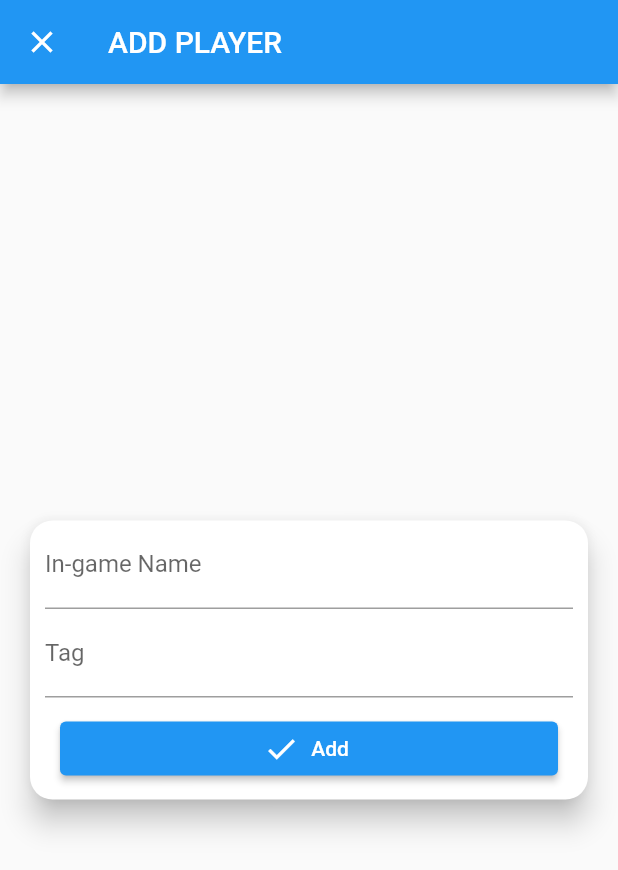
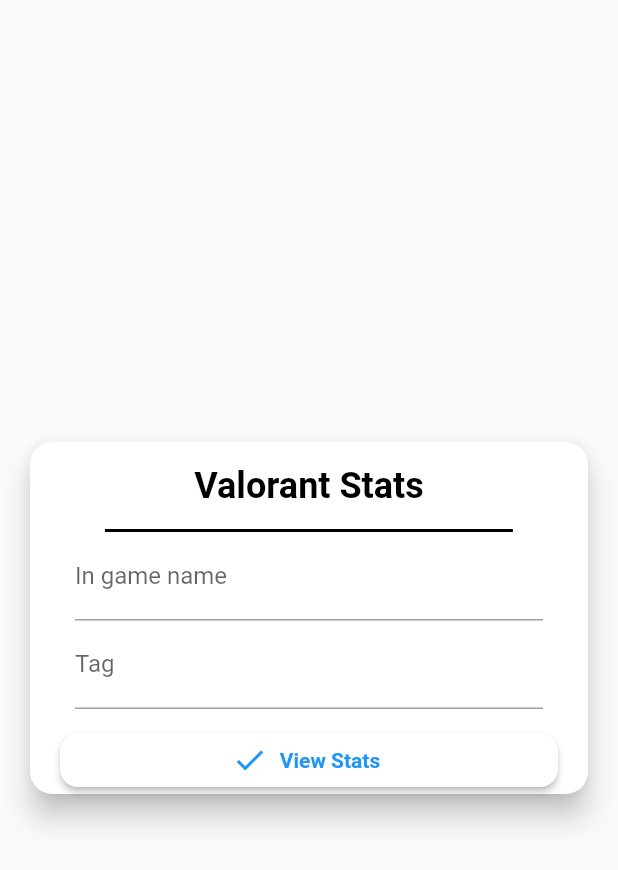
Before and after one commit to ArunPrakashG/valorant_stats, a Flutter app: the screen it shows after launch, on a phone screen of 412 x 824 dp. Shown: the top 870 px of the screen. Run offline on Flutter 3.47's test engine with Material 2 defaults, Android fonts, the phone set to English and light mode, and no system bars; our stand-ins replace fl_chart, fluttertoast, google_fonts, percent_indicator, shared_preferences; Roboto replaces fonts that are missing (Ubuntu).

Commit message:
Ui fixes

```diff
--- a/lib/pages/add_user_page/add_user_page.dart
+++ b/lib/pages/add_user_page/add_user_page.dart
@@ -1,35 +1,68 @@
 import 'package:flutter/material.dart';
+import 'package:fluttertoast/fluttertoast.dart';
+import 'package:google_fonts/google_fonts.dart';
 import 'package:shared_preferences/shared_preferences.dart';
 
 import '../../helpers.dart';
+import '../home_page/user_page.dart';
 
-class AddUserPage extends StatelessWidget {
-  const AddUserPage({Key? key}) : super(key: key);
+class AddUserPage extends StatefulWidget {
+  AddUserPage({Key? key}) : super(key: key);
+
+  @override
+  _AddUserPageState createState() => _AddUserPageState();
+}
+
+class _AddUserPageState extends State<AddUserPage> {
+  late TextEditingController userNameController;
+  late TextEditingController tagController;
+
+  @override
+  void initState() {
+    super.initState();
+    userNameController = TextEditingController();
+    tagController = TextEditingController();
+  }
 
   Future<void> _onAddPressed(BuildContext context, String? userName, String? tag) async {
     if (isNullOrEmpty(userName) || isNullOrEmpty(tag)) {
+      await Fluttertoast.showToast(
+        msg: 'Either IGN or tag is empty.',
+        toastLength: Toast.LENGTH_LONG,
+        gravity: ToastGravity.CENTER,
+        timeInSecForIosWeb: 1,
+        backgroundColor: Colors.red,
+        textColor: Colors.white,
+        fontSize: 16,
+      );
       return;
     }
 
-    SharedPreferences prefs = await SharedPreferences.getInstance();
+    final prefs = await SharedPreferences.getInstance();
+    userName = userName?.trim();
+    tag = tag?.trim();
+
     if (await prefs.setString('user_info', '$userName#$tag')) {
-      return Navigator.of(context).pop<void>();
+      await Fluttertoast.showToast(
+        msg: 'Your username is saved in your device. You dont need to type it again.',
+        toastLength: Toast.LENGTH_SHORT,
+        gravity: ToastGravity.CENTER,
+        timeInSecForIosWeb: 1,
+        backgroundColor: Colors.red,
+        textColor: Colors.white,
+        fontSize: 16,
+      );
+
+      await Navigator.of(context).pushReplacement(MaterialPageRoute(builder: (context) => UserPage()));
     }
   }
 
   @override
   Widget build(BuildContext context) {
-    TextEditingController userNameController = TextEditingController();
-    TextEditingController tagController = TextEditingController();
-
     return Scaffold(
-      appBar: AppBar(
-        title: Text('ADD PLAYER'),
-      ),
-      body: Column(
-        mainAxisAlignment: MainAxisAlignment.center,
-        children: [
-          Container(
+      body: Center(
+        child: Container(
+          height: MediaQuery.of(context).size.height / 3,
           alignment: Alignment.center,
           padding: EdgeInsets.all(10),
           child: Card(
@@ -41,20 +74,46 @@ class AddUserPage extends StatelessWidget {
             child: Column(
               crossAxisAlignment: CrossAxisAlignment.stretch,
               children: [
-                  Padding(
-                    padding: EdgeInsets.symmetric(horizontal: 10),
+                Container(
+                  padding: EdgeInsets.all(15),
+                  alignment: Alignment.center,
+                  child: Text(
+                    'Valorant Stats',
+                    style: GoogleFonts.ubuntu(
+                      fontSize: 24,
+                      color: Colors.black,
+                      fontWeight: FontWeight.bold,
+                    ),
+                  ),
+                ),
+                Container(
+                  height: 2,
+                  color: Colors.black,
+                  alignment: Alignment.center,
+                  margin: EdgeInsets.symmetric(horizontal: 50),
+                ),
+                Container(
+                  padding: EdgeInsets.symmetric(horizontal: 20),
+                  margin: EdgeInsets.symmetric(horizontal: 10),
                   child: TextField(
                     controller: userNameController,
                     keyboardType: TextInputType.text,
-                      decoration: InputDecoration(labelText: 'In-game Name'),
+                    decoration: InputDecoration(
+                      hintText: 'Roti',
+                      labelText: 'In game name',
                     ),
                   ),
-                  Padding(
-                    padding: EdgeInsets.symmetric(horizontal: 10),
+                ),
+                Container(
+                  padding: EdgeInsets.symmetric(horizontal: 20),
+                  margin: EdgeInsets.symmetric(horizontal: 10),
                   child: TextField(
                     controller: tagController,
                     keyboardType: TextInputType.text,
-                      decoration: InputDecoration(labelText: 'Tag'),
+                    decoration: InputDecoration(
+                      labelText: 'Tag',
+                      hintText: 'man',
+                    ),
                   ),
                 ),
                 Container(
@@ -63,14 +122,28 @@ class AddUserPage extends StatelessWidget {
                   child: ElevatedButton.icon(
                     onPressed: () async => _onAddPressed(context, userNameController.text, tagController.text),
                     icon: Icon(Icons.done),
-                      label: Text('Add'),
+                    clipBehavior: Clip.antiAliasWithSaveLayer,
+                    style: ButtonStyle(
+                      foregroundColor: MaterialStateProperty.all<Color>(Colors.blue),
+                      backgroundColor: MaterialStateProperty.all<Color>(Colors.white),
+                      shape: MaterialStateProperty.all<RoundedRectangleBorder>(
+                        RoundedRectangleBorder(
+                          borderRadius: BorderRadius.circular(12),
+                        ),
+                      ),
+                    ),
+                    label: Text(
+                      'View Stats',
+                      style: GoogleFonts.ubuntu(
+                        fontWeight: FontWeight.bold,
+                      ),
+                    ),
                   ),
                 ),
               ],
             ),
           ),
         ),
-        ],
       ),
     );
   }
--- a/packages/valorant_api/lib/valorant_client.dart
+++ b/packages/valorant_api/lib/valorant_client.dart
@@ -14,7 +14,7 @@ class ValorantClient {
   final String name;
   final String tag;
 
-  Endpoints? _endpoints;
+  late Endpoints _endpoints;
   User? user;
   DateTime? _lastRequestTime;
   int? _requestCount;
@@ -23,7 +23,7 @@ class ValorantClient {
 
   bool get _isRateLimited => _lastRequestTime != null && DateTime.now().difference(_lastRequestTime!).inSeconds >= 140;
 
-  bool get _hasInitProperly => _endpoints != null && !isNullOrEmpty(name) && !isNullOrEmpty(tag) && user != null && user!.isValid;
+  bool get _hasInitProperly => !isNullOrEmpty(name) && !isNullOrEmpty(tag) && user != null && user!.isValid;
 
   ValorantClient(this.name, this.tag) {
     _endpoints = Endpoints(name, tag);
@@ -43,10 +43,11 @@ class ValorantClient {
     }
 
     if (_hasInitProperly) {
+      print('Already initiated.');
       return true;
     }
 
-    final requestUrl = _endpoints?.accountEndpoint();
+    final requestUrl = _endpoints.accountEndpoint();
 
     if (requestUrl == null) {
       return false;
@@ -54,7 +55,7 @@ class ValorantClient {
 
     final response = await httpClient.get(requestUrl);
 
-    print('requesting user data');
+    print('Requesting user data');
 
     if (response.statusCode != 200) {
       return false;
@@ -82,7 +83,7 @@ class ValorantClient {
       return null;
     }
 
-    final requestUri = _endpoints!.mmrHistoryByPuuidEndpoint(user?.puuid, user?.region.regionName);
+    final requestUri = _endpoints.mmrHistoryByPuuidEndpoint(user?.puuid, user?.region.regionName);
 
     if (requestUri == null) {
       return null;
@@ -126,7 +127,7 @@ class ValorantClient {
       return null;
     }
 
-    final requestUri = _endpoints!.matchHistoryEndpoint(user?.region.regionName);
+    final requestUri = _endpoints.matchHistoryEndpoint(user?.region.regionName);
     if (requestUri == null) {
       return null;
     }
@@ -147,7 +148,7 @@ class ValorantClient {
       return null;
     }
 
-    final requestUri = _endpoints!.currentMMREndpoint(user?.puuid, user?.region.regionName);
+    final requestUri = _endpoints.currentMMREndpoint(user?.puuid, user?.region.regionName);
 
     if (requestUri == null) {
       return null;
--- a/pubspec.yaml
+++ b/pubspec.yaml
@@ -25,6 +25,7 @@ dependencies:
   fl_chart: ^0.36.4
   flutter:
     sdk: flutter
+  fluttertoast: ^8.0.8
   google_fonts: ^2.1.0
   http: ^0.13.3
   percent_indicator: ^3.0.1
```
Also changed, not shown: lib/pages/home_page/user_page.dart (+64 -15 lines), lib/pages/home_page/widgets/recent_matches.dart (+17 -7 lines), lib/pages/home_page/widgets/user_banner.dart (+25 -4 lines), pubspec.lock, 2 other files. Lines whose indentation alone changed are shown as unchanged.
